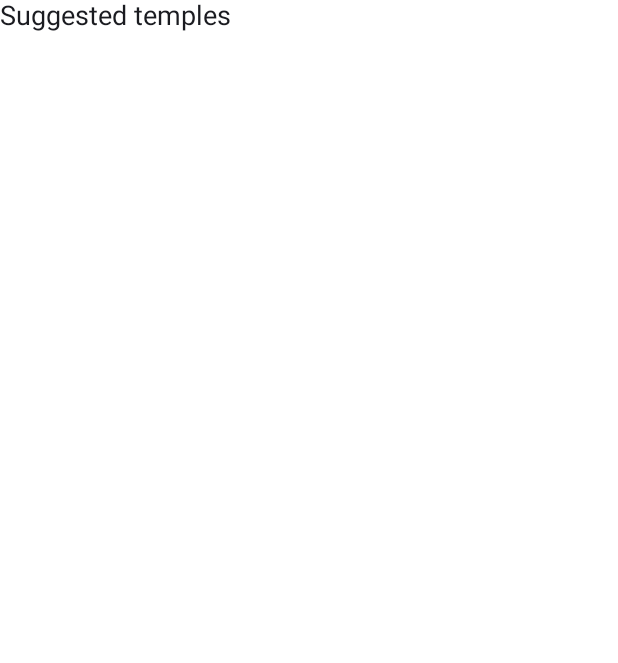
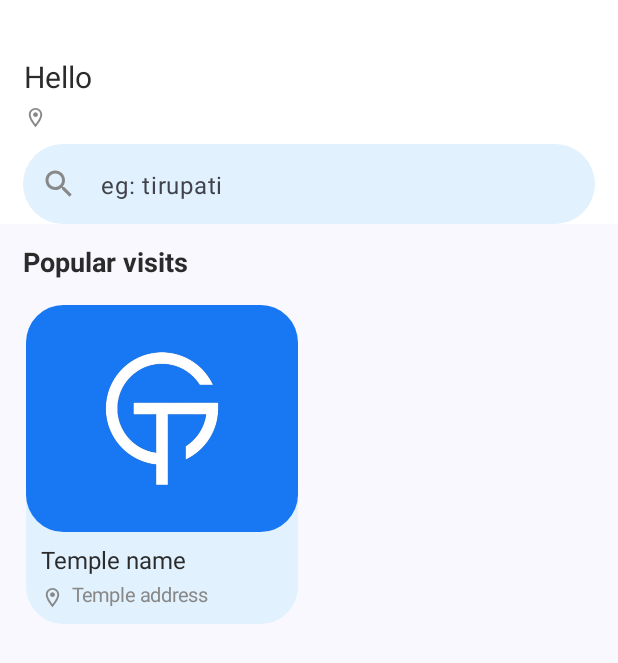
Before and after one commit to PraveenDevLovePer/Temples-Guide, an Android app built with Jetpack Compose: the composable HomeScreenComposable shown on its own in the app's theme, on a phone screen of 412 x 824 dp. Shown: the top 663 px of the screen. Run offline under Robolectric (Android 15) with nearby library versions, the phone set to English and light mode, and no system bars.

Commit message:
home ui created

```diff
--- a/app/src/main/java/com/techdevlp/templesguide/ui/views/home/HomeScreenComposable.kt
+++ b/app/src/main/java/com/techdevlp/templesguide/ui/views/home/HomeScreenComposable.kt
@@ -1,6 +1,11 @@
 package com.techdevlp.templesguide.ui.views.home
 
+import android.annotation.SuppressLint
+import android.app.Activity
+import androidx.compose.foundation.Image
 import androidx.compose.foundation.background
+import androidx.compose.foundation.clickable
+import androidx.compose.foundation.layout.Arrangement
 import androidx.compose.foundation.layout.Column
 import androidx.compose.foundation.layout.Row
 import androidx.compose.foundation.layout.Spacer
@@ -9,7 +14,12 @@ import androidx.compose.foundation.layout.fillMaxWidth
 import androidx.compose.foundation.layout.height
 import androidx.compose.foundation.layout.padding
 import androidx.compose.foundation.layout.size
+import androidx.compose.foundation.lazy.grid.GridCells
+import androidx.compose.foundation.lazy.grid.LazyVerticalGrid
+import androidx.compose.foundation.lazy.grid.items
+import androidx.compose.foundation.lazy.grid.rememberLazyGridState
 import androidx.compose.foundation.shape.RoundedCornerShape
+import androidx.compose.foundation.text.KeyboardOptions
 import androidx.compose.material.icons.Icons
 import androidx.compose.material.icons.filled.Search
 import androidx.compose.material.icons.outlined.LocationOn
@@ -23,11 +33,18 @@ import androidx.compose.runtime.MutableState
 import androidx.compose.runtime.mutableStateOf
 import androidx.compose.runtime.remember
 import androidx.compose.ui.Modifier
+import androidx.compose.ui.draw.clip
 import androidx.compose.ui.graphics.Color
+import androidx.compose.ui.platform.LocalContext
 import androidx.compose.ui.res.dimensionResource
+import androidx.compose.ui.res.painterResource
 import androidx.compose.ui.text.TextStyle
-import androidx.compose.ui.tooling.preview.Preview
+import androidx.compose.ui.text.font.FontWeight
+import androidx.compose.ui.text.input.ImeAction
+import androidx.compose.ui.text.input.KeyboardType
+import androidx.lifecycle.viewmodel.compose.viewModel
 import androidx.navigation.NavController
+import com.google.firebase.FirebaseApp
 import com.techdevlp.templesguide.MyApplicationContext
 import com.techdevlp.templesguide.R
 import com.techdevlp.templesguide.SetNavigationBarColor
@@ -37,36 +54,43 @@ import com.techdevlp.templesguide.localdata.model.LocationDetails
 import com.techdevlp.templesguide.localdata.model.UserDetails
 import com.techdevlp.templesguide.spTextSizeResource
 import com.techdevlp.templesguide.ui.theme.Black
+import com.techdevlp.templesguide.ui.theme.Light_blue
 
+@SuppressLint("CoroutineCreationDuringComposition")
 @Composable
-fun HomeScreenComposable(navController: NavController) {
+fun HomeScreenComposable(
+    navController: NavController,
+    myViewModel: HomeScreenViewModel = viewModel()
+) {
     val userDetails = remember { mutableStateOf<UserDetails?>(null) }
     val locationDetails = remember { mutableStateOf<LocationDetails?>(null) }
+    val activity = LocalContext.current as Activity
 
-    LaunchedEffect(Unit) { // Launch a coroutine to fetch user details
+    LaunchedEffect(Unit) {
+        //Getting user details saved in login
         val details = LocalStoredData(MyApplicationContext.getContext()).getUserDetails()
         userDetails.value = details
 
+        //Getting location details saved in splash
         val location = LocalStoredData(MyApplicationContext.getContext()).getLocationDetails()
         locationDetails.value = location
+
+//        Initialise the fire base
+        FirebaseApp.initializeApp(activity)
     }
     SetStatusBarColor(color = Color.Transparent, isIconLight = true)
     SetNavigationBarColor(color = Color.Transparent, isIconLight = true)
 
-    HeaderViewsUi(userDetails, locationDetails)
-
-    HomeListUI()
-}
-
-@Composable
-fun HomeListUI() {
-    Column(modifier = Modifier
-        .fillMaxSize()
-        .background(Color.White)) {
-        Text(text = "Suggested temples", style = TextStyle(fontSize = spTextSizeResource(id = R.dimen.sp18)))
+    Column(modifier = Modifier.fillMaxSize()) {
+        HeaderViewsUi(userDetails, locationDetails)
+        TemplesListUI()
     }
 }
 
+/**
+ * HomeScreen top View ui and functionality.
+ * @Version V1.0
+ */
 @Composable
 fun HeaderViewsUi(
     userDetails: MutableState<UserDetails?>,
@@ -74,14 +98,17 @@ fun HeaderViewsUi(
 ) {
     Column(
         modifier = Modifier
-            .fillMaxSize()
+            .fillMaxWidth()
             .background(Color.White)
     ) {
         Spacer(modifier = Modifier.height(dimensionResource(id = R.dimen.dp40)))
         Text(
             text = userDetails.value?.fullName ?: "Hello",
             style = TextStyle(fontSize = spTextSizeResource(id = R.dimen.sp20), color = Black),
-            modifier = Modifier.padding(start = dimensionResource(id = R.dimen.dp15), end = dimensionResource(id = R.dimen.dp15))
+            modifier = Modifier.padding(
+                start = dimensionResource(id = R.dimen.dp16),
+                end = dimensionResource(id = R.dimen.dp16)
+            )
         )
 
         Row {
@@ -89,7 +116,7 @@ fun HeaderViewsUi(
                 imageVector = Icons.Outlined.LocationOn, contentDescription = "Location Icon",
                 tint = Color.Gray, modifier = Modifier
                     .padding(
-                        start = dimensionResource(id = R.dimen.dp15),
+                        start = dimensionResource(id = R.dimen.dp16),
                         top = dimensionResource(id = R.dimen.dp7)
                     )
                     .size(dimensionResource(id = R.dimen.dp15))
@@ -97,34 +124,153 @@ fun HeaderViewsUi(
 
             Text(
                 text = locationDetails.value?.city ?: "",
-                style = TextStyle(fontSize = spTextSizeResource(id = R.dimen.sp13), color = Color.Gray),
-                modifier = Modifier.padding(top = dimensionResource(id = R.dimen.dp6), start = dimensionResource(id = R.dimen.dp5))
+                style = TextStyle(
+                    fontSize = spTextSizeResource(id = R.dimen.sp13),
+                    color = Color.Gray
+                ),
+                modifier = Modifier.padding(
+                    top = dimensionResource(id = R.dimen.dp6),
+                    start = dimensionResource(id = R.dimen.dp5),
+                    end = dimensionResource(id = R.dimen.dp16)
+                )
             )
         }
 
         val (value, onValueChange) = remember { mutableStateOf("") }
         TextField(
             value = value,
-            onValueChange = onValueChange,
+            onValueChange = { newValue ->
+                val filteredValue = newValue.filter { it.isLetter() && it in 'a'..'z' }
+                onValueChange(filteredValue)
+            },
             textStyle = TextStyle(fontSize = spTextSizeResource(id = R.dimen.sp16), color = Black),
-            leadingIcon = { Icon(Icons.Filled.Search, null, tint = Color.Gray) },
+            leadingIcon = {
+                Icon(Icons.Filled.Search, null, tint = Color.Gray)
+            },
             modifier = Modifier
-                .padding(dimensionResource(id = R.dimen.dp15))
+                .padding(
+                    start = dimensionResource(id = R.dimen.dp15),
+                    end = dimensionResource(id = R.dimen.dp15),
+                    top = dimensionResource(id = R.dimen.dp10)
+                )
+                .height(dimensionResource(id = R.dimen.dp53))
                 .fillMaxWidth()
-                .background(Color(0xFFFFF3EA), RoundedCornerShape(dimensionResource(id = R.dimen.dp50))),
-            placeholder = { Text(text = "Search places here") },
+                .background(
+                    Light_blue,
+                    RoundedCornerShape(dimensionResource(id = R.dimen.dp50))
+                ),
+            placeholder = { Text(text = "eg: tirupati") },
             colors = OutlinedTextFieldDefaults.colors(
                 cursorColor = Color.Gray,
                 focusedBorderColor = Color.Transparent,
                 unfocusedBorderColor = Color.Transparent,
                 focusedLabelColor = Color.Black
-            )
+            ),
+            keyboardOptions = KeyboardOptions.Default.copy(
+                imeAction = ImeAction.Search,
+                keyboardType = KeyboardType.Text
+            ),
+            singleLine = true
         )
     }
 }
 
-@Preview
+/**
+ * HomeScreen body ui and functionality.
+ * @Version V1.0
+ */
 @Composable
-fun HomePreview() {
-    HomeListUI()
+fun TemplesListUI() {
+    val listState = rememberLazyGridState()
+    val list = listOf("")
+    Text(
+        text = "Popular visits",
+        style = TextStyle(fontSize = spTextSizeResource(id = R.dimen.sp18), color = Black),
+        modifier = Modifier.padding(
+            top = dimensionResource(id = R.dimen.dp15),
+            start = dimensionResource(id = R.dimen.dp15),
+            end = dimensionResource(id = R.dimen.dp15),
+            bottom = dimensionResource(id = R.dimen.dp10)
+        ),
+        fontWeight = FontWeight.Bold
+    )
+
+    LazyVerticalGrid(
+        columns = GridCells.Fixed(2),
+        state = listState,
+        modifier = Modifier
+            .fillMaxWidth()
+            .padding(
+                start = dimensionResource(id = R.dimen.dp10),
+                end = dimensionResource(id = R.dimen.dp10)
+            )
+    ) {
+        items(list) { list ->
+            ListItemsUI()
+        }
+    }
 }
+
+@Composable
+fun ListItemsUI() {
+    Column(
+        modifier = Modifier
+            .fillMaxSize()
+            .padding(dimensionResource(id = R.dimen.dp7))
+            .background(
+                Light_blue,
+                shape = RoundedCornerShape(dimensionResource(id = R.dimen.dp25))
+            )
+            .clickable { },
+        verticalArrangement = Arrangement.Center
+    ) {
+
+        Image(
+            painter = painterResource(id = R.drawable.app_icon),
+            contentDescription = "",
+            modifier = Modifier
+                .clip(RoundedCornerShape(dimensionResource(id = R.dimen.dp25)))
+        )
+
+        Spacer(modifier = Modifier.height(dimensionResource(id = R.dimen.dp10)))
+
+        Text(
+            text = "Temple name",
+            style = TextStyle(fontSize = spTextSizeResource(id = R.dimen.sp16), color = Black),
+            modifier = Modifier.padding(
+                start = dimensionResource(id = R.dimen.dp10),
+                end = dimensionResource(id = R.dimen.dp10)
+            ),
+            maxLines = 1
+        )
+
+        Row {
+            Icon(
+                imageVector = Icons.Outlined.LocationOn, contentDescription = "Location Icon",
+                tint = Color.Gray, modifier = Modifier
+                    .padding(
+                        start = dimensionResource(id = R.dimen.dp10),
+                        top = dimensionResource(id = R.dimen.dp7)
+                    )
+                    .size(dimensionResource(id = R.dimen.dp15))
+            )
+
+            Text(
+                text = "Temple address",
+                style = TextStyle(
+                    fontSize = spTextSizeResource(id = R.dimen.sp13),
+                    color = Color.Gray
+                ),
+                modifier = Modifier.padding(
+                    top = dimensionResource(id = R.dimen.dp6),
+                    start = dimensionResource(id = R.dimen.dp5),
+                    end = dimensionResource(id = R.dimen.dp10)
+                ),
+                maxLines = 1
+            )
+        }
+
+        Spacer(modifier = Modifier.height(dimensionResource(id = R.dimen.dp10)))
+
+    }
+}
--- /dev/null
+++ b/app/src/main/java/com/techdevlp/templesguide/ui/views/home/HomeScreenViewModel.kt
@@ -0,0 +1,6 @@
+package com.techdevlp.templesguide.ui.views.home
+
+import androidx.lifecycle.ViewModel
+
+class HomeScreenViewModel: ViewModel() {
+}
```
Also changed, not shown: app/build.gradle.kts (+6 -8 lines), app/src/main/java/com/techdevlp/templesguide/ui/views/login/LoginScreenComposable.kt (+19 -14 lines), app/src/main/java/com/techdevlp/templesguide/ui/views/splashscreen/SplashScreenComposable.kt (+2 -8 lines), build.gradle.kts (+5 -2 lines), gradle/libs.versions.toml (+10 -9 lines), gradle/wrapper/gradle-wrapper.properties.
